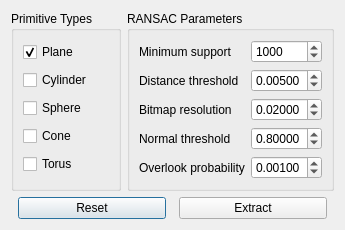
This is applications/Mapple/dialogs/dialog_ransac_primitive_extraction.ui in LiangliangNan/Easy3D as Qt 5 draws it before an edit. The edited form follows.
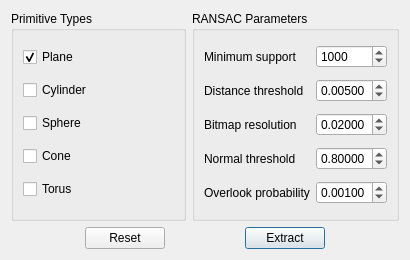
This is the edited form.

The edit to the form file:
```diff
--- a/applications/Mapple/dialogs/dialog_ransac_primitive_extraction.ui
+++ b/applications/Mapple/dialogs/dialog_ransac_primitive_extraction.ui
@@ -2,6 +2,14 @@
 <ui version="4.0">
  <class>DialogRansacPrimitiveExtraction</class>
  <widget class="QDialog" name="DialogRansacPrimitiveExtraction">
+  <property name="geometry">
+   <rect>
+    <x>0</x>
+    <y>0</y>
+    <width>410</width>
+    <height>260</height>
+   </rect>
+  </property>
   <property name="windowTitle">
    <string>RANSAC-based Primitive Extraction</string>
   </property>
@@ -185,6 +193,12 @@
        <property name="orientation">
         <enum>Qt::Horizontal</enum>
        </property>
+       <property name="sizeHint" stdset="0">
+        <size>
+         <width>0</width>
+         <height>0</height>
+        </size>
+       </property>
       </spacer>
      </item>
      <item>
@@ -199,6 +213,12 @@
        <property name="orientation">
         <enum>Qt::Horizontal</enum>
        </property>
+       <property name="sizeHint" stdset="0">
+        <size>
+         <width>0</width>
+         <height>0</height>
+        </size>
+       </property>
       </spacer>
      </item>
      <item>
@@ -206,6 +226,9 @@
        <property name="text">
         <string>Extract</string>
        </property>
+       <property name="default">
+        <bool>true</bool>
+       </property>
       </widget>
      </item>
      <item>
@@ -213,6 +236,12 @@
        <property name="orientation">
         <enum>Qt::Horizontal</enum>
        </property>
+       <property name="sizeHint" stdset="0">
+        <size>
+         <width>0</width>
+         <height>0</height>
+        </size>
+       </property>
       </spacer>
      </item>
     </layout>
```
